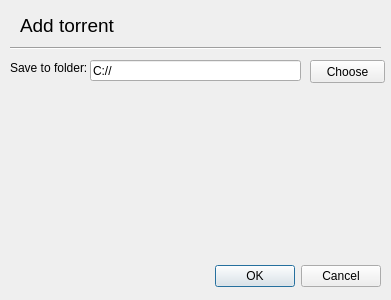
RdeWilde/JoyStream, file src/view/ui/addtorrentdialog.ui: the form before one commit.
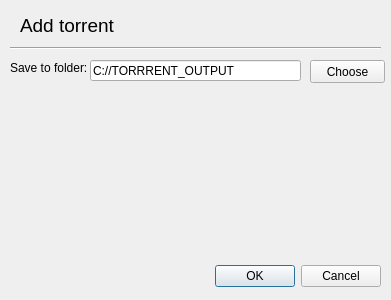
The form after the commit.

```diff
--- a/src/view/ui/addtorrentdialog.ui
+++ b/src/view/ui/addtorrentdialog.ui
@@ -48,7 +48,7 @@
     </rect>
    </property>
    <property name="text">
-    <string>C://</string>
+    <string>C://TORRRENT_OUTPUT</string>
    </property>
   </widget>
   <widget class="QLabel" name="saveToFolderLabel">
```
